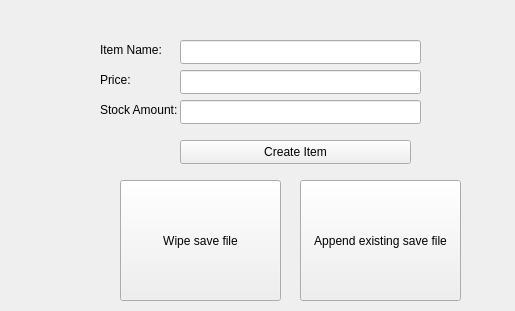
The window that NewItemWidget.ui (Ciccio526/BestoPOSo) describes before a commit, drawn with Qt 5.
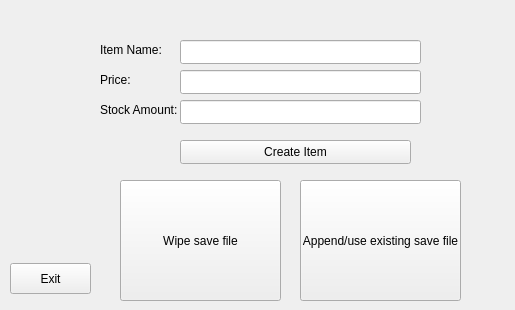
The same window after the commit.

The edit to the form file:
```diff
--- a/NewItemWidget.ui
+++ b/NewItemWidget.ui
@@ -7,7 +7,7 @@
     <x>0</x>
     <y>0</y>
     <width>515</width>
-    <height>311</height>
+    <height>310</height>
    </rect>
   </property>
   <property name="windowTitle">
@@ -137,7 +137,20 @@
     </rect>
    </property>
    <property name="text">
-    <string>Append existing save file</string>
+    <string>Append/use existing save file</string>
+   </property>
+  </widget>
+  <widget class="QPushButton" name="exitItemCreatorButton">
+   <property name="geometry">
+    <rect>
+     <x>10</x>
+     <y>263</y>
+     <width>81</width>
+     <height>31</height>
+    </rect>
+   </property>
+   <property name="text">
+    <string>Exit</string>
    </property>
   </widget>
  </widget>
```
